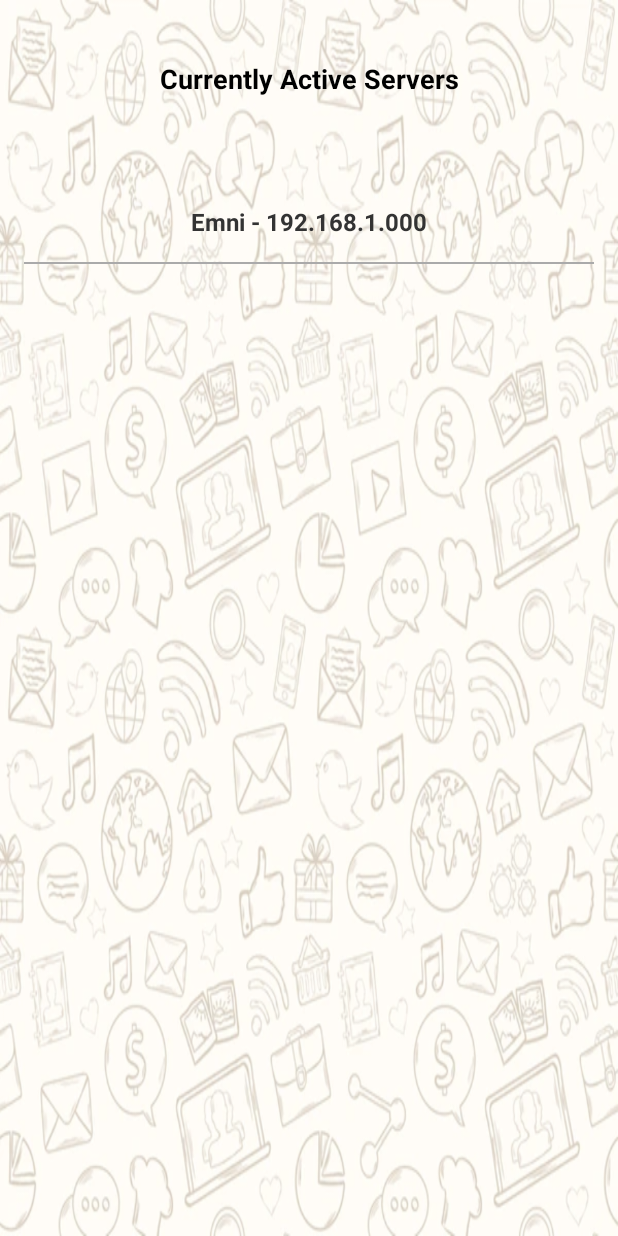
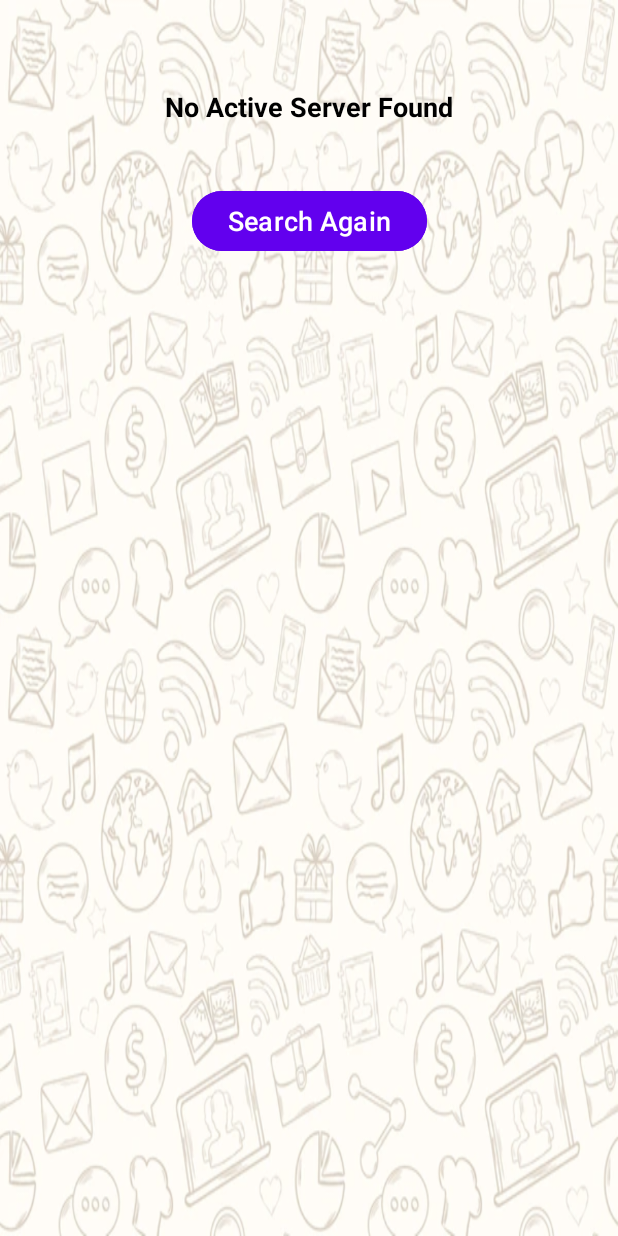
Before and after one commit to IsrakAhmed/LanCon, an Android app: the JoinServerActivity screen opened directly, with no data from a screen before it, on a phone screen of 412 x 824 dp. Run offline under Robolectric (Android 15) with nearby library versions, the phone set to English and light mode, and no system bars.

Commit message:
search again, stop search, connect to server functionality added

```diff
--- a/app/src/main/java/team/lancon/JoinServerActivity.java
+++ b/app/src/main/java/team/lancon/JoinServerActivity.java
@@ -5,10 +5,12 @@ import androidx.appcompat.app.AppCompatActivity;
 
 import android.content.Context;
 import android.content.DialogInterface;
+import android.content.Intent;
 import android.os.Bundle;
 import android.view.View;
 import android.widget.AdapterView;
 import android.widget.ArrayAdapter;
+import android.widget.Button;
 import android.widget.ListView;
 import android.widget.TextView;
 import android.widget.Toast;
@@ -35,12 +37,15 @@ public class JoinServerActivity extends AppCompatActivity {
     private TextView headerTextView;
     private static final int DISCOVERY_PORT = 8888; // The port for UDP broadcast
     private static final int SERVER_PORT = 12345; // The port for TCP connection
-    private static String serverIp = null;
-    private static String serverName = null;
+    private String serverIp;
+    private String serverName;
+    private String userName;
     private Handler handler;
     private Runnable runnable;
     private int dotCount = 0;
     private static final int MAX_DOTS = 4;
+    private Button searchAgainButton;
+    private boolean isSearching = true; // Track search state
 
     @Override
     protected void onCreate(Bundle savedInstanceState) {
@@ -48,9 +53,15 @@ public class JoinServerActivity extends AppCompatActivity {
         super.onCreate(savedInstanceState);
         setContentView(R.layout.activity_joinserver);
 
+        searchAgainButton = findViewById(R.id.searchAgain);
+        searchAgainButton.setVisibility(View.GONE);
+
         serverListView = findViewById(R.id.serverListView);
 
         headerTextView = findViewById(R.id.headerTextView);
+
+        // Get the username from the intent
+        userName = getIntent().getStringExtra("USERNAME");
 
         //headerTextView.setText("Searching For Active Servers....");
 
@@ -61,38 +72,6 @@ public class JoinServerActivity extends AppCompatActivity {
         startDotAnimation();
 
         new DiscoverServersTask().execute();
-
-        // list of active servers
-        /*serverList = discoverServerIPs();
-
-        //serverList.put("192.168.1.000", "Emni");
-
-        // Create a list to hold the formatted server information
-        List<String> serverDisplayList = new ArrayList<>();
-
-        for (HashMap.Entry<String, String> entry : serverList.entrySet()) {
-            String displayText = entry.getValue() + " - " + entry.getKey();
-            serverDisplayList.add(displayText);
-        }
-
-
-        if (serverDisplayList.isEmpty()) {
-            headerTextView.setText("No Active Server Found");
-        }
-
-        else {
-            headerTextView.setText("Currently Active Servers");
-            ArrayAdapter<String> adapter = new ArrayAdapter<>(this, R.layout.server_list_item, serverDisplayList);
-            serverListView.setAdapter(adapter);
-        }
-
-        serverListView.setOnItemClickListener(new AdapterView.OnItemClickListener() {
-            @Override
-            public void onItemClick(AdapterView<?> parent, View view, int position, long id) {
-                String selectedServer = serverList.get(position);
-                showConnectDialog(selectedServer);
-            }
-        });*/
     }
 
     private void startDotAnimation() {
@@ -135,12 +114,14 @@ public class JoinServerActivity extends AppCompatActivity {
 
             serverList = result;
 
-            serverList.put("192.168.1.000", "Emni");
+            //serverList.put("192.168.1.000", "Emni");
 
             List<String> serverDisplayList = new ArrayList<>();
 
+            stopDotAnimation();
+
             for (HashMap.Entry<String, String> entry : serverList.entrySet()) {
-                String displayText = entry.getValue() + " - " + entry.getKey();
+                String displayText = entry.getValue() + " @ " + entry.getKey();
                 serverDisplayList.add(displayText);
             }
 
@@ -152,6 +133,12 @@ public class JoinServerActivity extends AppCompatActivity {
                 serverListView.setAdapter(adapter);
             }
 
+            searchAgainButton.setVisibility(View.VISIBLE);
+
+            searchAgainButton.setText("Search Again"); // Reset button text
+
+            isSearching = false; // Reset search state
+
             serverListView.setOnItemClickListener(new AdapterView.OnItemClickListener() {
                 @Override
                 public void onItemClick(AdapterView<?> parent, View view, int position, long id) {
@@ -162,20 +149,66 @@ public class JoinServerActivity extends AppCompatActivity {
                     showConnectDialog(selectedServer);
                 }
             });
+
+            searchAgainButton.setOnClickListener(new View.OnClickListener() {
+                @Override
+                public void onClick(View v) {
+                    if (isSearching) {
+                        stopSearch(); // Stop search if already searching
+
+                    } else {
+                        startSearch(); // Start search if not searching
+                    }
+                }
+            });
         }
+    }
+
+    private void startSearch() {
+
+        // Clear the list of servers by setting an empty adapter
+        ArrayAdapter<String> emptyAdapter = new ArrayAdapter<>(JoinServerActivity.this, R.layout.server_list_item, new ArrayList<>());
+        serverListView.setAdapter(emptyAdapter);
+
+        // Start the dot animation
+        startDotAnimation();
+
+        new DiscoverServersTask().execute();
+
+        searchAgainButton.setText("Stop Search"); // Update button text
+
+        isSearching = true; // Update search state
+    }
+
+    private void stopSearch() {
+        stopDotAnimation(); // Stop the dot animation
+
+        handler.removeCallbacks(runnable); // Stop any ongoing search task
+
+        searchAgainButton.setText("Search Again"); // Update button text
+
+        isSearching = false; // Update search state
     }
 
     private void showConnectDialog(final String serverInfo) {
 
         AlertDialog.Builder builder = new AlertDialog.Builder(this);
         builder.setTitle("Connect To Server");
-        builder.setMessage("Do You Want To Connect To " + serverInfo + " ?");
+
+        String[] infoServer = serverInfo.split(" @ ");
+
+        builder.setMessage("Do You Want To Connect To " + infoServer[0] + " @ " + infoServer[1] + " ?");
 
         builder.setPositiveButton("Connect", new DialogInterface.OnClickListener() {
             @Override
             public void onClick(DialogInterface dialog, int which) {
                 //Toast.makeText(JoinServerActivity.this, "Okay, Connecting...", Toast.LENGTH_SHORT).show();
                 // Implement connection logic here
+
+                serverName = infoServer[0];
+                serverIp = infoServer[1];
+
+                connectServer(serverName, serverIp);
             }
         });
 
@@ -208,7 +241,7 @@ public class JoinServerActivity extends AppCompatActivity {
 
             //Toast.makeText(JoinServerActivity.this, "Listening For Server Broadcasts...", Toast.LENGTH_SHORT).show();
 
-            while (System.currentTimeMillis() - startTime < timeoutPeriod) {
+            while (System.currentTimeMillis() - startTime < timeoutPeriod && isSearching) {
                 try {
                     socket.receive(packet); // Receive the broadcast packet
 
@@ -241,4 +274,44 @@ public class JoinServerActivity extends AppCompatActivity {
         return servers;
     }
 
+    private void connectServer(String serverName, String serverIp) {
+        new ConnectTask().execute(serverIp, serverName);
+    }
+
+    private class ConnectTask extends AsyncTask<String, Void, Boolean> {
+        private String serverName;
+        private String serverIp;
+
+        @Override
+        protected Boolean doInBackground(String... params) {
+            serverIp = params[0];
+            serverName = params[1];
+
+            try {
+                NetworkConnection networkConnection = new NetworkConnection(serverIp, SERVER_PORT);
+                return true; // Connection successful
+            } catch (IOException e) {
+                return false; // Connection failed
+            }
+        }
+
+        @Override
+        protected void onPostExecute(Boolean success) {
+            if (success) {
+                // Navigate to HomeActivity and pass the userName, serverIp, serverName
+                Intent intent = new Intent(JoinServerActivity.this, HomeActivity.class);
+
+                intent.putExtra("USERNAME", userName);
+                intent.putExtra("serverIp", serverIp);
+                intent.putExtra("serverName", serverName);
+                intent.putExtra("serverOwner", "NO");
+
+                startActivity(intent);
+            } else {
+                Toast.makeText(JoinServerActivity.this, "Unable To Connect To The Server.", Toast.LENGTH_SHORT).show();
+            }
+        }
+    }
+
+
 }
--- a/app/src/main/java/team/lancon/SelectionActivity.java
+++ b/app/src/main/java/team/lancon/SelectionActivity.java
@@ -12,6 +12,7 @@ import android.widget.Toast;
 public class SelectionActivity extends AppCompatActivity {
 
     private Button joinServerButton, startServerButton;
+    private String userName;
 
     @Override
     protected void onCreate(Bundle savedInstanceState) {
@@ -22,7 +23,7 @@ public class SelectionActivity extends AppCompatActivity {
         startServerButton = findViewById(R.id.startServer);
 
         // Get the username from the intent
-        String userName = getIntent().getStringExtra("USERNAME");
+        userName = getIntent().getStringExtra("USERNAME");
 
         joinServerButton.setOnClickListener(new View.OnClickListener() {
             @Override
--- a/app/src/main/res/layout/activity_joinserver.xml
+++ b/app/src/main/res/layout/activity_joinserver.xml
@@ -7,25 +7,41 @@
     android:background="@drawable/background_image_1"
     tools:context=".JoinServerActivity">
 
+
     <TextView
         android:id="@+id/headerTextView"
         android:layout_width="wrap_content"
         android:layout_height="wrap_content"
-        android:text=""
+        android:layout_marginTop="40dp"
+        android:text="asd"
+        android:textColor="@android:color/black"
         android:textSize="18sp"
         android:textStyle="bold"
-        android:textColor="@android:color/black"
+        app:layout_constraintBottom_toTopOf="@+id/serverListView"
+        app:layout_constraintEnd_toEndOf="parent"
+        app:layout_constraintStart_toStartOf="parent"
         app:layout_constraintTop_toTopOf="parent"
+        app:layout_constraintVertical_bias="0.128" />
+
+    <Button
+        android:id="@+id/searchAgain"
+        android:layout_width="wrap_content"
+        android:layout_height="wrap_content"
+        android:text="Search Again"
+        android:textSize="18sp"
+        android:textColor="@color/white"
+        android:backgroundTint="@color/button_color_2"
+        android:layout_marginTop="40dp"
+        app:layout_constraintTop_toBottomOf="@+id/headerTextView"
         app:layout_constraintStart_toStartOf="parent"
-        app:layout_constraintEnd_toEndOf="parent"
-        android:layout_marginTop="40dp"
-        app:layout_constraintBottom_toTopOf="@+id/serverListView"/>
+        app:layout_constraintEnd_toEndOf="parent" />
+
 
     <ListView
         android:id="@+id/serverListView"
         android:layout_width="0dp"
         android:layout_height="0dp"
-        app:layout_constraintTop_toBottomOf="@+id/headerTextView"
+        app:layout_constraintTop_toBottomOf="@+id/searchAgain"
         app:layout_constraintBottom_toBottomOf="parent"
         app:layout_constraintStart_toStartOf="parent"
         app:layout_constraintEnd_toEndOf="parent"
```
